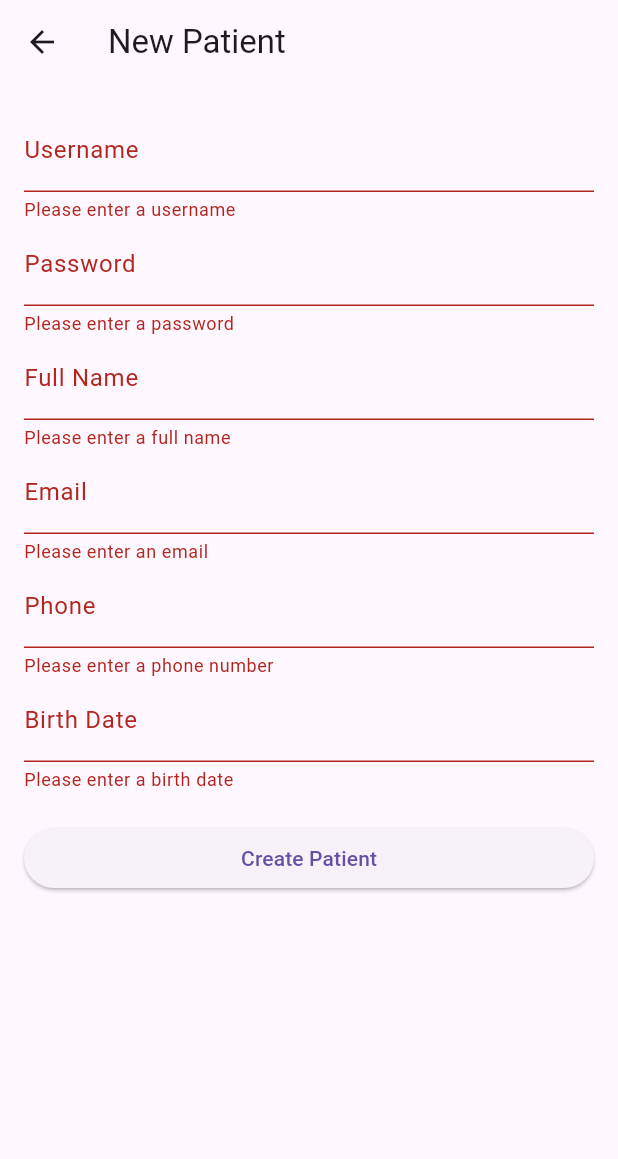
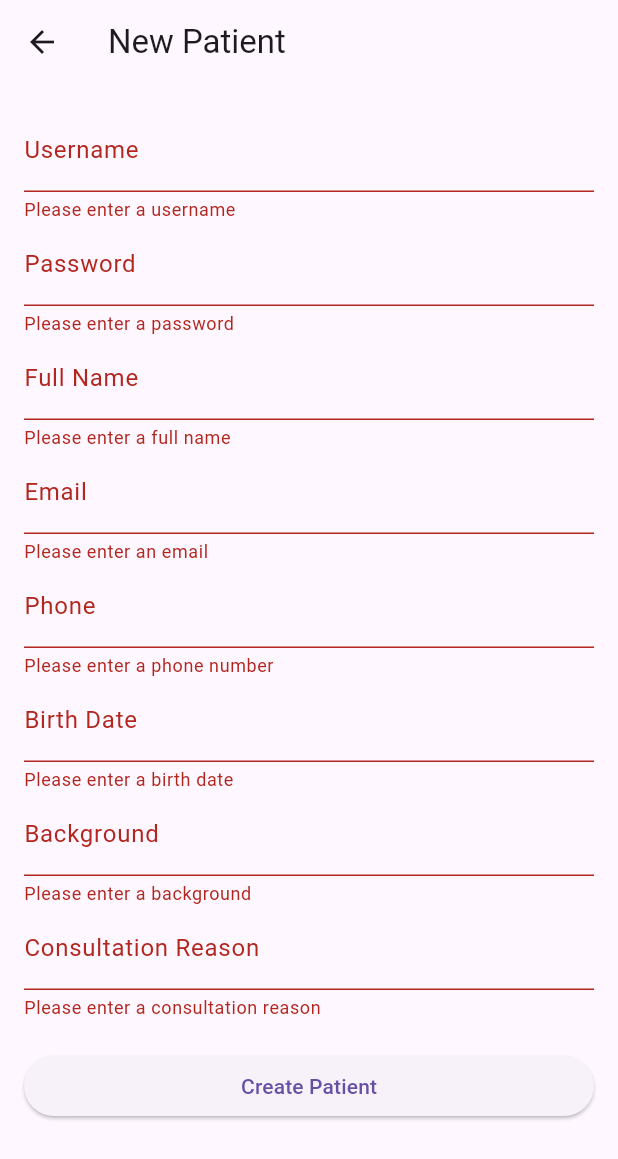
Before and after one commit to MindTrack-WX64/Flutter_App_MindTrack, a Flutter app: the NewPatientPage screen opened directly with empty values, after a tap on "Create Patient", on a phone screen of 412 x 824 dp. Shown: the top 1159 px of the screen. Run offline on Flutter 3.47's test engine with Material 3 defaults, Android fonts, the phone set to English and light mode, and no system bars.

Commit message:
feat: updating clinical history creation
Co-Authored-By: Johan Príncipe Godoy <73038573+JP19-03@users.noreply.github.com>
Co-Authored-By: Miguel Angel Ybañez Esquerre <89035989+Miguelu20201b298@users.noreply.github.com>
Co-Authored-By: ern23zc <112828936+ern23zc@users.noreply.github.com>
Co-Authored-By: LeoShadic345 <117882677+LeoShadic345@users.noreply.github.com>

```diff
--- a/lib/iam/UI/pages/new_patient_page.dart
+++ b/lib/iam/UI/pages/new_patient_page.dart
@@ -27,6 +27,8 @@ class _NewPatientPageState extends State<NewPatientPage> {
   final _emailController = TextEditingController();
   final _phoneController = TextEditingController();
   final _birthDateController = TextEditingController();
+  final _backgroundController = TextEditingController();
+  final _consultationReasonController = TextEditingController();
 
   void _createPatient() async {
     if (_formKey.currentState!.validate()) {
@@ -45,7 +47,6 @@ class _NewPatientPageState extends State<NewPatientPage> {
       final treatmentService = TreatmentService();
       final prescriptionService = PrescriptionService();
 
-
       try {
         print(newPatient.toJson());
         print(widget.token);
@@ -56,13 +57,11 @@ class _NewPatientPageState extends State<NewPatientPage> {
           SnackBar(content: Text('Patient created successfully with ID: $patientId')),
         );
 
-
-
         final newClinicalHistory = ClinicalHistory(
           patientId: patientId,
-          background: 'nr',
-          consultationReason: 'nr',
-          consultationDate: DateTime.now().toIso8601String()
+          background: _backgroundController.text,
+          consultationReason: _consultationReasonController.text,
+          consultationDate: DateTime.now().toIso8601String(),
         );
 
         print("in clinical service");
@@ -70,9 +69,9 @@ class _NewPatientPageState extends State<NewPatientPage> {
         await clinicalHistoryService.createClinicalHistory(newClinicalHistory, widget.token);
 
         final newTreatmentPlan = TreatmentPlan.basic(
-         patientId: patientId,
-         professionalId: widget.professionalId,
-         description: " ",
+          patientId: patientId,
+          professionalId: widget.professionalId,
+          description: " ",
         );
         print("in treatment service");
         print(newTreatmentPlan.toJson());
@@ -86,9 +85,7 @@ class _NewPatientPageState extends State<NewPatientPage> {
           "endDate": DateTime.now().toIso8601String(),
         };
 
-
         await prescriptionService.createPrescription(prescriptionData, widget.token);
-
 
         Navigator.pop(context);
       } catch (e) {
@@ -172,6 +169,26 @@ class _NewPatientPageState extends State<NewPatientPage> {
                   return null;
                 },
               ),
+              TextFormField(
+                controller: _backgroundController,
+                decoration: InputDecoration(labelText: 'Background'),
+                validator: (value) {
+                  if (value == null || value.isEmpty) {
+                    return 'Please enter a background';
+                  }
+                  return null;
+                },
+              ),
+              TextFormField(
+                controller: _consultationReasonController,
+                decoration: InputDecoration(labelText: 'Consultation Reason'),
+                validator: (value) {
+                  if (value == null || value.isEmpty) {
+                    return 'Please enter a consultation reason';
+                  }
+                  return null;
+                },
+              ),
               SizedBox(height: 20),
               ElevatedButton(
                 onPressed: _createPatient,
```
Also changed, not shown: lib/iam/UI/pages/patient_main_page.dart (+0 -20 lines).
